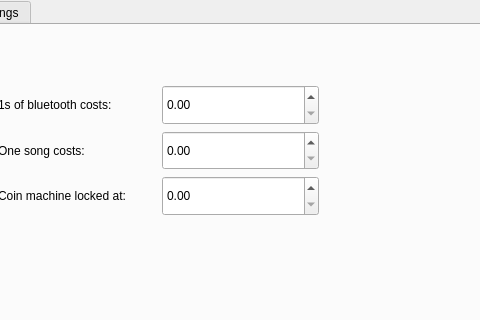
Qt form blue-app/ui/ui-design/Settings.ui (matus-u/sz-bluetooth) before a commit; both pictures show x 305 to 785 and y 0 to 320 of the 940 by 443 pixel window.
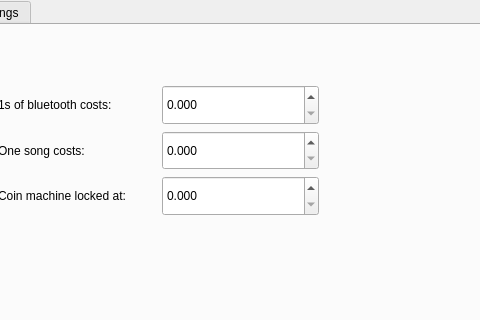
The same form after that commit. The open tabs and pages were chosen to show the change.

Patch:
```diff
--- a/blue-app/ui/ui-design/Settings.ui
+++ b/blue-app/ui/ui-design/Settings.ui
@@ -448,6 +448,9 @@
           <verstretch>0</verstretch>
          </sizepolicy>
         </property>
+        <property name="decimals">
+         <number>3</number>
+        </property>
         <property name="maximum">
          <double>999.990000000000009</double>
         </property>
@@ -468,6 +471,9 @@
           <verstretch>0</verstretch>
          </sizepolicy>
         </property>
+        <property name="decimals">
+         <number>3</number>
+        </property>
         <property name="maximum">
          <double>999.990000000000009</double>
         </property>
@@ -488,6 +494,9 @@
           <verstretch>0</verstretch>
          </sizepolicy>
         </property>
+        <property name="decimals">
+         <number>3</number>
+        </property>
         <property name="maximum">
          <double>100000.000000000000000</double>
         </property>
```
Left out of the diff: 2 changed lines with no effect on the pictures.
